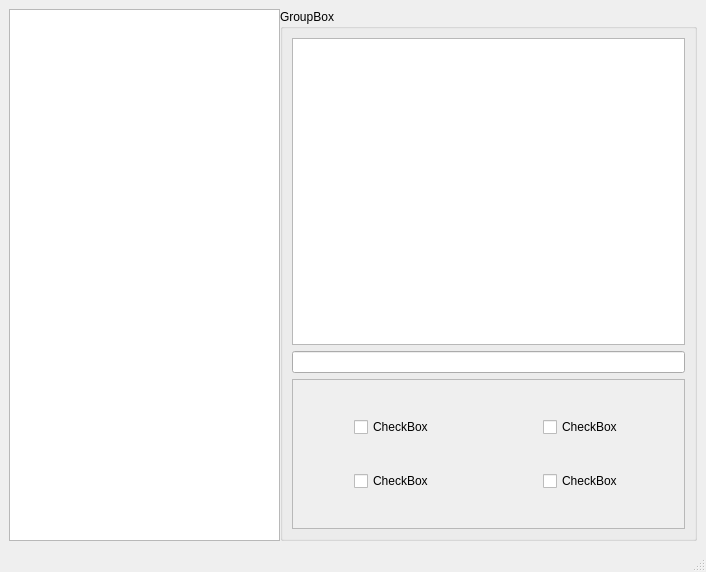
Old version of the form OOPlab2/mainwindow.ui in the repository YaroslavDrovolskyi/lab2-OOOP-algorithms.
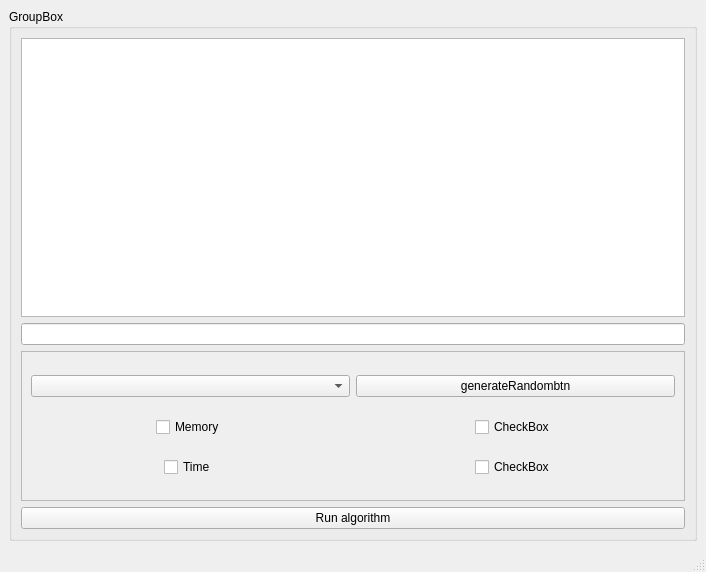
New version of the form.

```diff
--- a/OOPlab2/mainwindow.ui
+++ b/OOPlab2/mainwindow.ui
@@ -27,22 +27,6 @@
     <property name="leftMargin">
      <number>9</number>
     </property>
-    <item>
-     <widget class="QTreeView" name="treeView">
-      <property name="sizePolicy">
-       <sizepolicy hsizetype="Expanding" vsizetype="Expanding">
-        <horstretch>0</horstretch>
-        <verstretch>0</verstretch>
-       </sizepolicy>
-      </property>
-      <property name="maximumSize">
-       <size>
-        <width>271</width>
-        <height>16777215</height>
-       </size>
-      </property>
-     </widget>
-    </item>
     <item>
      <widget class="QGroupBox" name="groupBox">
       <property name="sizePolicy">
@@ -68,14 +52,7 @@
       </property>
       <layout class="QVBoxLayout" name="verticalLayout">
        <item>
-        <widget class="QTableView" name="tableView">
-         <property name="maximumSize">
-          <size>
-           <width>16777215</width>
-           <height>16777215</height>
-          </size>
-         </property>
-        </widget>
+        <widget class="QTableWidget" name="resultTable"/>
        </item>
        <item>
         <widget class="QLineEdit" name="lineEdit"/>
@@ -105,43 +82,60 @@
            <rect>
             <x>0</x>
             <y>0</y>
-            <width>395</width>
+            <width>666</width>
             <height>148</height>
            </rect>
           </property>
           <layout class="QGridLayout" name="gridLayout_2">
+           <item row="2" column="0" alignment="Qt::AlignHCenter">
+            <widget class="QCheckBox" name="checkBoxTime">
+             <property name="text">
+              <string>Time</string>
+             </property>
+            </widget>
+           </item>
+           <item row="2" column="2" alignment="Qt::AlignHCenter">
+            <widget class="QCheckBox" name="checkBox_4">
+             <property name="text">
+              <string>CheckBox</string>
+             </property>
+            </widget>
+           </item>
            <item row="1" column="0" alignment="Qt::AlignHCenter">
             <widget class="QCheckBox" name="checkBox">
              <property name="text">
-              <string>CheckBox</string>
+              <string>Memory</string>
              </property>
             </widget>
            </item>
-           <item row="0" column="0" alignment="Qt::AlignHCenter">
-            <widget class="QCheckBox" name="checkBox_2">
+           <item row="0" column="0">
+            <widget class="QComboBox" name="algoselector"/>
+           </item>
+           <item row="0" column="2">
+            <widget class="QPushButton" name="pushButton">
              <property name="text">
-              <string>CheckBox</string>
+              <string>generateRandombtn</string>
              </property>
             </widget>
            </item>
-           <item row="0" column="1" alignment="Qt::AlignHCenter">
+           <item row="1" column="2" alignment="Qt::AlignHCenter">
             <widget class="QCheckBox" name="checkBox_3">
              <property name="text">
               <string>CheckBox</string>
              </property>
             </widget>
            </item>
-           <item row="1" column="1" alignment="Qt::AlignHCenter">
-            <widget class="QCheckBox" name="checkBox_4">
-             <property name="text">
-              <string>CheckBox</string>
-             </property>
-            </widget>
-           </item>
           </layout>
          </widget>
         </widget>
        </item>
+       <item>
+        <widget class="QPushButton" name="btnrun">
+         <property name="text">
+          <string>Run algorithm</string>
+         </property>
+        </widget>
+       </item>
       </layout>
      </widget>
     </item>
```
Left out of the diff: 4 changed lines with no effect on the pictures.
